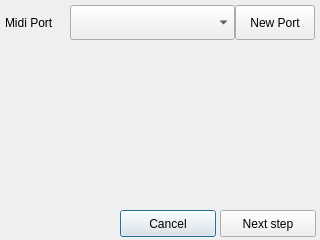
The window that code/Hadrien/QCvWindow/src/UI/configwindow.ui (Amxx/MDMA) describes before a commit, drawn with Qt 5.
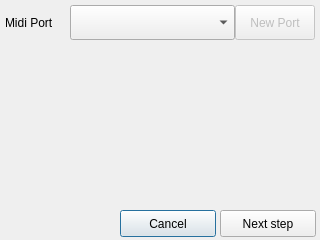
The same window after the commit. Icons and pictures are not drawn.

Commit message: desactivation du bouton "new port"

What changed in the file:
```diff
--- a/code/Hadrien/QCvWindow/src/UI/configwindow.ui
+++ b/code/Hadrien/QCvWindow/src/UI/configwindow.ui
@@ -41,6 +41,9 @@
    </property>
   </widget>
   <widget class="QPushButton" name="pushButton_midi">
+   <property name="enabled">
+    <bool>false</bool>
+   </property>
    <property name="geometry">
     <rect>
      <x>235</x>
```
The commit also changes 2 other files.
